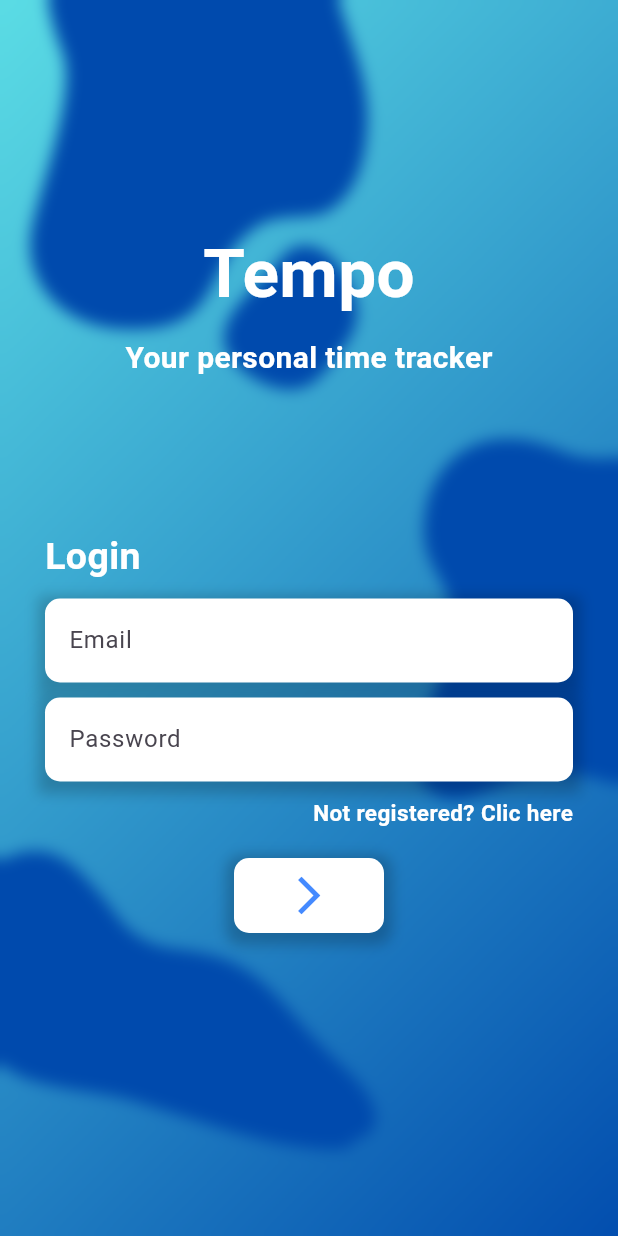
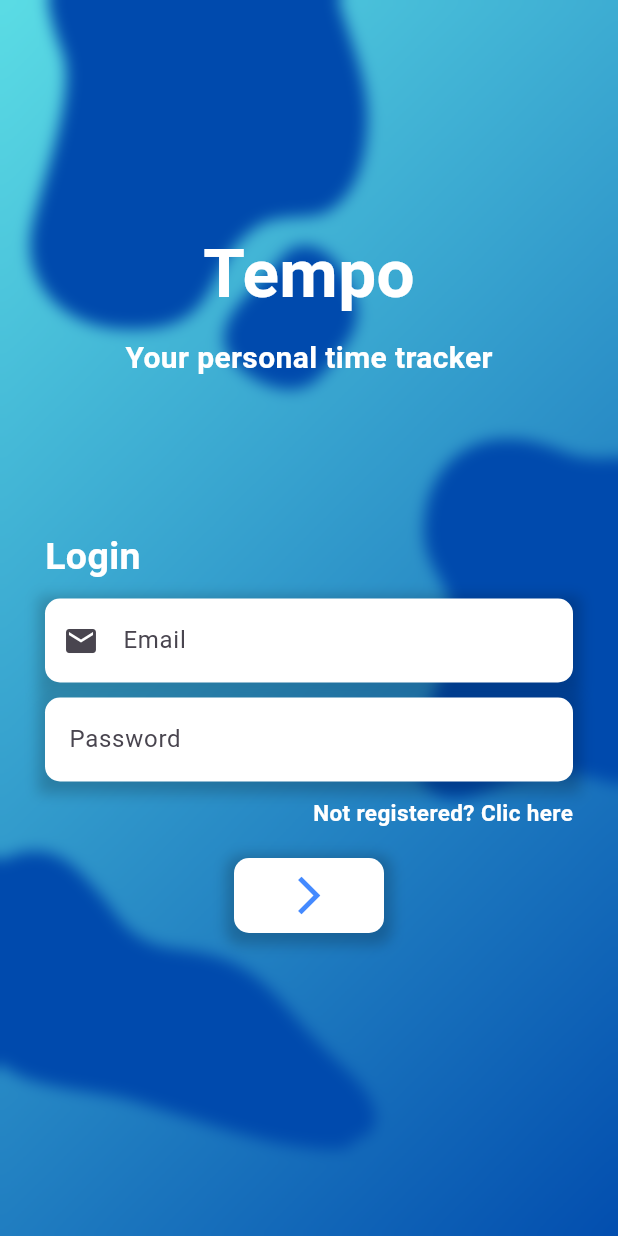
Before and after one commit to JuanA1525/TempoApp, a Flutter app: the screen it shows after launch, on a phone screen of 412 x 824 dp. Run offline on Flutter 3.47's test engine with Material 2 defaults, Android fonts, the phone set to English and light mode, and no system bars; Roboto replaces fonts that are missing (Poppins).

Commit message:
Feat: Adding EmailIcon and TextType

```diff
--- a/lib/pages/login.dart
+++ b/lib/pages/login.dart
@@ -89,7 +89,9 @@ class Login extends StatelessWidget {
                   ],
                 ),
                 child: TextField(
+                  keyboardType: TextInputType.emailAddress,
                   decoration: InputDecoration(
+                    prefixIcon: const Icon(Icons.email),
                     filled: true,
                     fillColor: Colors.white,
                     hintText: 'Email',
```
